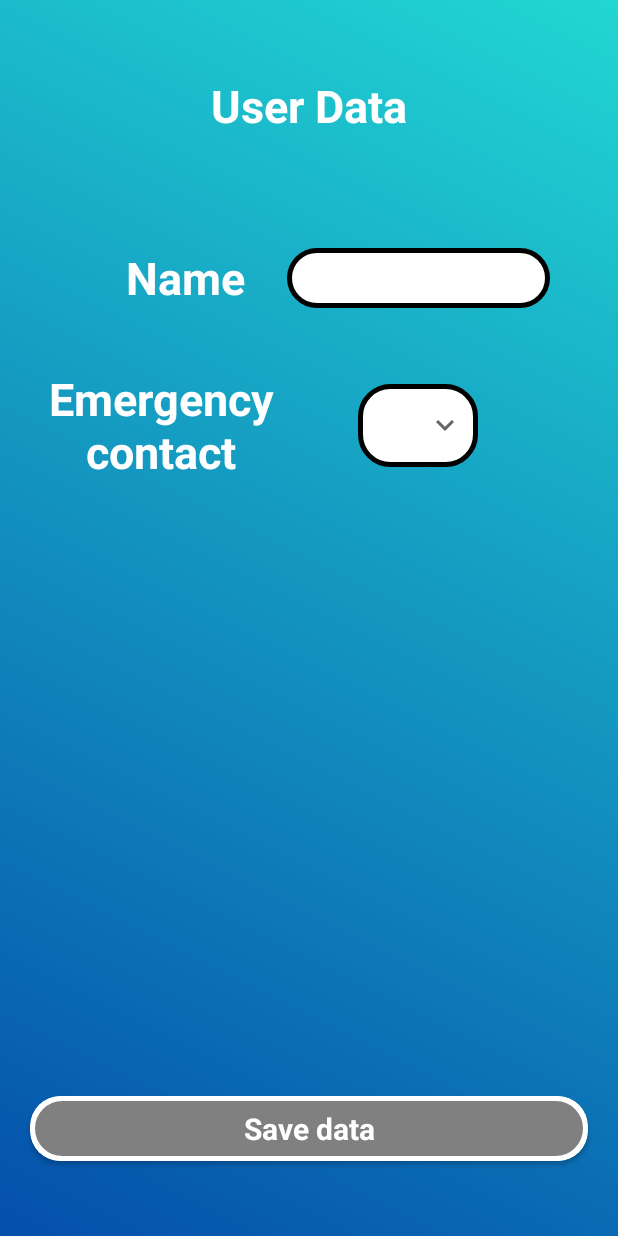
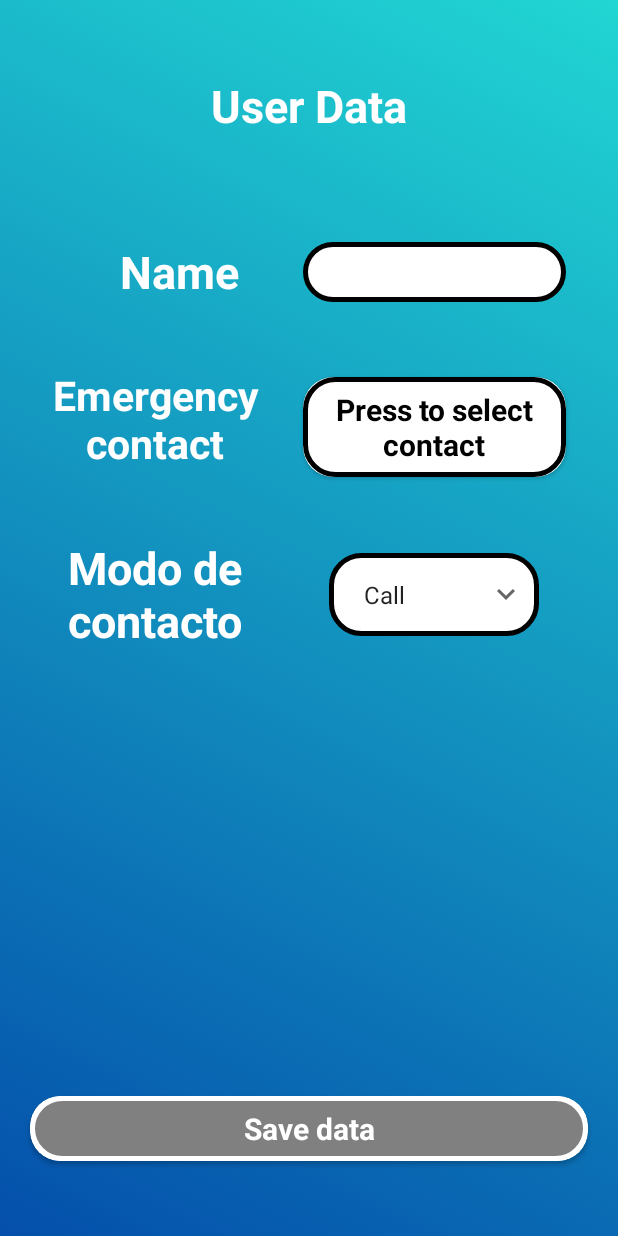
Before and after one commit to danllopis/GettingSafe, an Android app: the layout activity_user_data.xml on its own in the app's theme, with its tools: preview values and no code run, on a phone screen of 412 x 824 dp. Run offline under Robolectric (Android 15) with nearby library versions, the phone set to English and light mode, and no system bars.

Commit message:
user data changes on interface and funcionality

```diff
--- a/app/src/main/AndroidManifest.xml
+++ b/app/src/main/AndroidManifest.xml
@@ -9,7 +9,6 @@
     -->
     <uses-permission android:name="android.permission.ACCESS_FINE_LOCATION" />
     <uses-permission android:name="android.permission.READ_CONTACTS" />
-    <uses-permission android:name="android.permission.ACCESS_FINE_LOCATION" />
 
     <application
         android:allowBackup="true"
--- a/app/src/main/res/layout/activity_main.xml
+++ b/app/src/main/res/layout/activity_main.xml
@@ -16,7 +16,8 @@
         android:layout_marginTop="100dp"
         android:textStyle="bold"
         android:textColor="@android:color/white"
-        android:textSize="40dp"/>
+        android:textSize="40dp"
+        android:textAlignment="center"/>
 
     <androidx.cardview.widget.CardView
         android:id="@+id/initTripButton"
--- a/app/src/main/res/layout/activity_user_data.xml
+++ b/app/src/main/res/layout/activity_user_data.xml
@@ -20,11 +20,12 @@
 
     <GridLayout
         android:columnCount="2"
-        android:rowCount="2"
+        android:rowCount="3"
         android:columnOrderPreserved="false"
-        android:layout_margin="24dp"
-        android:layout_width="wrap_content"
-        android:layout_height="wrap_content">
+        android:layout_margin="20dp"
+        android:layout_width="match_parent"
+        android:layout_height="wrap_content"
+        android:layout_gravity="center">
         <!-- Row 1 -->
 
         <!-- Column 1 -->
@@ -44,6 +45,7 @@
 
         <!-- Column 2 -->
         <EditText
+            android:id="@+id/userName"
             android:layout_width="175dp"
             android:layout_height="wrap_content"
             android:layout_marginTop="50dp"
@@ -65,7 +67,7 @@
             android:text="@string/emergency_contact"
             android:textColor="@android:color/white"
             android:textAlignment="center"
-            android:textSize="30dp"
+            android:textSize="27dp"
             android:textStyle="bold"
             android:layout_column="0"
             android:layout_row="1"
@@ -73,14 +75,66 @@
             android:layout_marginTop="40dp"/>
 
         <!-- Column 2 -->
+        <androidx.cardview.widget.CardView
+            android:id="@+id/emergencyContactButton"
+            android:layout_width="175dp"
+            android:layout_height="wrap_content"
+            android:layout_marginTop="50dp"
+            android:textColor="@android:color/black"
+            android:textSize="27dp"
+            android:textStyle="bold"
+            android:foreground="?attr/selectableItemBackground"
+            android:background="@drawable/input_border"
+            android:layout_column="1"
+            android:layout_row="1"
+            android:layout_gravity="center"
+            android:textAlignment="center"
+            android:padding="1dp"
+            app:cardCornerRadius="20dp">
+
+            <RelativeLayout
+                android:layout_width="match_parent"
+                android:layout_height="match_parent"
+                android:background="@drawable/input_border"/>
+
+            <TextView
+                android:id="@+id/emergencyContactText"
+                android:layout_width="match_parent"
+                android:layout_height="wrap_content"
+                android:text="Press to select contact"
+                android:textAlignment="center"
+                android:textColor="#000000"
+                android:textStyle="bold"
+                android:padding="8dp"
+                android:textSize="20dp"/>
+
+        </androidx.cardview.widget.CardView>
+
+        <!-- Row 3 -->
+
+        <!-- Column 1 -->
+        <TextView
+        android:layout_width="167dp"
+        android:layout_height="wrap_content"
+        android:text="Modo de contacto"
+        android:textColor="@android:color/white"
+        android:textAlignment="center"
+        android:textSize="30dp"
+        android:textStyle="bold"
+        android:layout_column="0"
+        android:layout_row="2"
+        android:layout_gravity="center"
+        android:layout_marginTop="40dp"/>
+
+        <!-- Column 2 -->
         <RelativeLayout
             android:id="@+id/spinnerLayout"
-            android:layout_width="80dp"
+            android:layout_width="140dp"
             android:layout_height="wrap_content"
             android:background="@drawable/input_border"
             android:orientation="horizontal"
             android:layout_column="1"
-            android:layout_row="1"
+            android:layout_row="2"
             android:layout_gravity="center"
             android:layout_marginTop="40dp">
 
@@ -93,7 +147,9 @@
                 android:background="@android:color/transparent"
                 android:gravity="center"
                 android:layout_marginLeft="5dp"
-                android:spinnerMode="dropdown"/>
+                android:spinnerMode="dropdown"
+                android:entries="@array/array_name"
+                android:padding="10dp"/>
 
             <ImageView
                 android:layout_width="wrap_content"
--- a/app/src/main/res/values/strings.xml
+++ b/app/src/main/res/values/strings.xml
@@ -16,4 +16,11 @@
     <string name="emergency_contact">Emergency contact</string>
     <string name="save">Save data</string>
     <string name="title_activity_maps">Map</string>
+
+    <string-array name="array_name">
+        <item>Call</item>
+        <item>SMS</item>
+        <item>WhatsApp</item>
+        <item>Telegram</item>
+    </string-array>
 </resources>
```
Also changed, not shown: app/src/main/java/com/dllopis/gettingsafe/activities/InitActivity.java (+40 -7 lines), app/src/main/java/com/dllopis/gettingsafe/activities/TripHistoryActivity.java (+7 -3 lines), app/src/main/java/com/dllopis/gettingsafe/activities/UserDataActivity.java (+62 -13 lines), app/src/main/res/layout/activity_trip_history.xml (+6 -4 lines).
